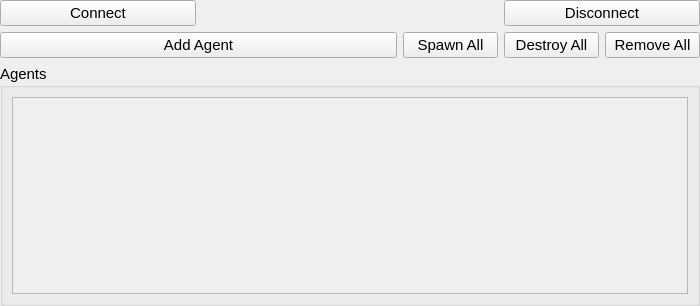
First picture: the form in modules/carlainterface/carlainterface_dialog.ui, repository tud-hri/joan, before the edit.
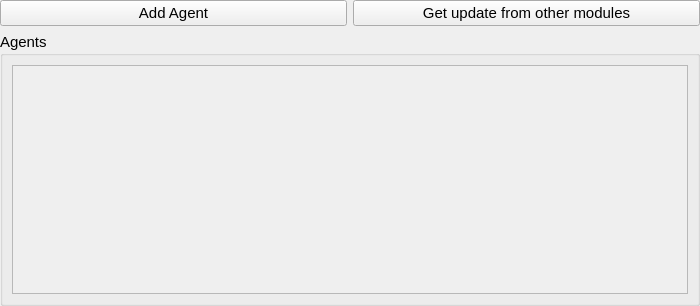
Second picture: the form after the edit.

Commit message: first course version of carlainterface 2.0

What changed in the file:
```diff
--- a/modules/carlainterface/carlainterface_dialog.ui
+++ b/modules/carlainterface/carlainterface_dialog.ui
@@ -34,7 +34,7 @@
    </property>
    <item row="0" column="0">
     <layout class="QGridLayout" name="gridLayout_4">
-     <item row="4" column="0" colspan="7">
+     <item row="3" column="0" colspan="4">
       <widget class="QGroupBox" name="groupVehicles">
        <property name="minimumSize">
         <size>
@@ -66,7 +66,7 @@
              <x>0</x>
              <y>0</y>
              <width>676</width>
-             <height>200</height>
+             <height>232</height>
             </rect>
            </property>
            <layout class="QGridLayout" name="gridLayout_5">
@@ -93,73 +93,7 @@
        </layout>
       </widget>
      </item>
-     <item row="3" column="4">
-      <widget class="QPushButton" name="btn_spawn_all">
-       <property name="font">
-        <font>
-         <pointsize>11</pointsize>
-        </font>
-       </property>
-       <property name="text">
-        <string>Spawn All</string>
-       </property>
-      </widget>
-     </item>
-     <item row="3" column="5">
-      <widget class="QPushButton" name="btn_destroy_all">
-       <property name="font">
-        <font>
-         <pointsize>11</pointsize>
-        </font>
-       </property>
-       <property name="text">
-        <string>Destroy All</string>
-       </property>
-      </widget>
-     </item>
-     <item row="3" column="6">
-      <widget class="QPushButton" name="btn_remove_all">
-       <property name="font">
-        <font>
-         <pointsize>11</pointsize>
-        </font>
-       </property>
-       <property name="text">
-        <string>Remove All</string>
-       </property>
-      </widget>
-     </item>
-     <item row="2" column="5" colspan="2">
-      <widget class="QPushButton" name="btn_disconnect">
-       <property name="sizePolicy">
-        <sizepolicy hsizetype="Preferred" vsizetype="Fixed">
-         <horstretch>0</horstretch>
-         <verstretch>0</verstretch>
-        </sizepolicy>
-       </property>
-       <property name="font">
-        <font>
-         <pointsize>11</pointsize>
-        </font>
-       </property>
-       <property name="text">
-        <string>Disconnect</string>
-       </property>
-      </widget>
-     </item>
-     <item row="2" column="0" colspan="2">
-      <widget class="QPushButton" name="btn_connect">
-       <property name="font">
-        <font>
-         <pointsize>11</pointsize>
-        </font>
-       </property>
-       <property name="text">
-        <string>Connect</string>
-       </property>
-      </widget>
-     </item>
-     <item row="3" column="0" colspan="4">
+     <item row="1" column="0" colspan="2">
       <widget class="QPushButton" name="btn_add_agent">
        <property name="font">
         <font>
@@ -171,6 +105,18 @@
        </property>
       </widget>
      </item>
+     <item row="1" column="2" colspan="2">
+      <widget class="QPushButton" name="btn_update">
+       <property name="font">
+        <font>
+         <pointsize>11</pointsize>
+        </font>
+       </property>
+       <property name="text">
+        <string>Get update from other modules</string>
+       </property>
+      </widget>
+     </item>
     </layout>
    </item>
   </layout>
```
The commit also changes 8 other files.
